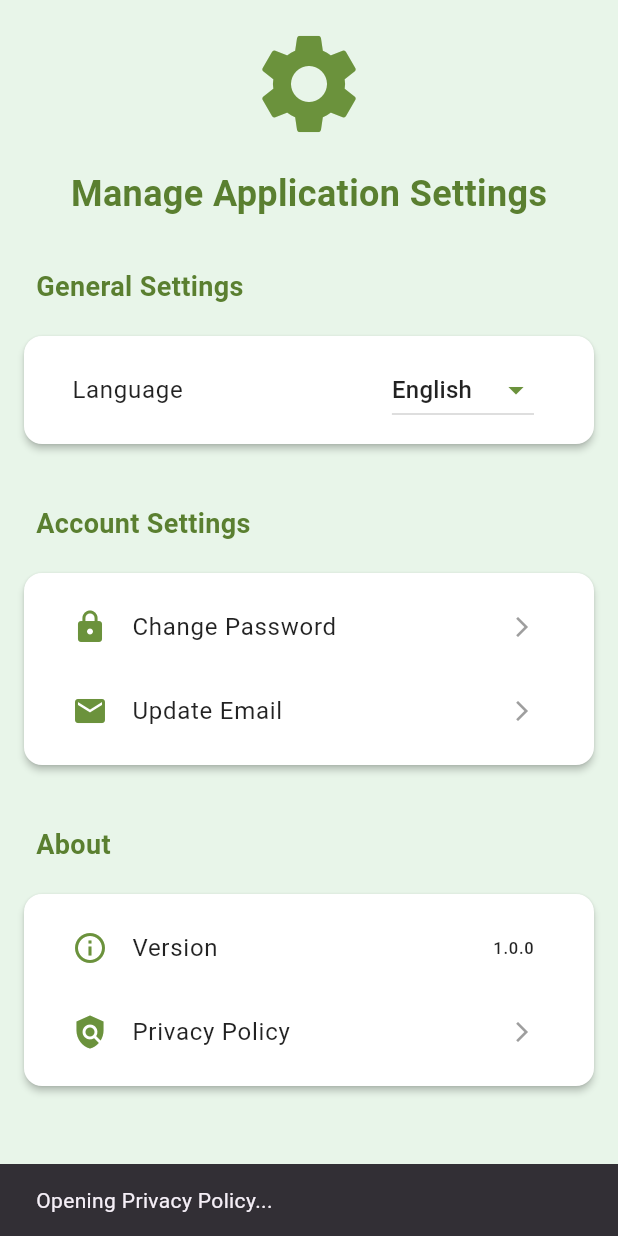
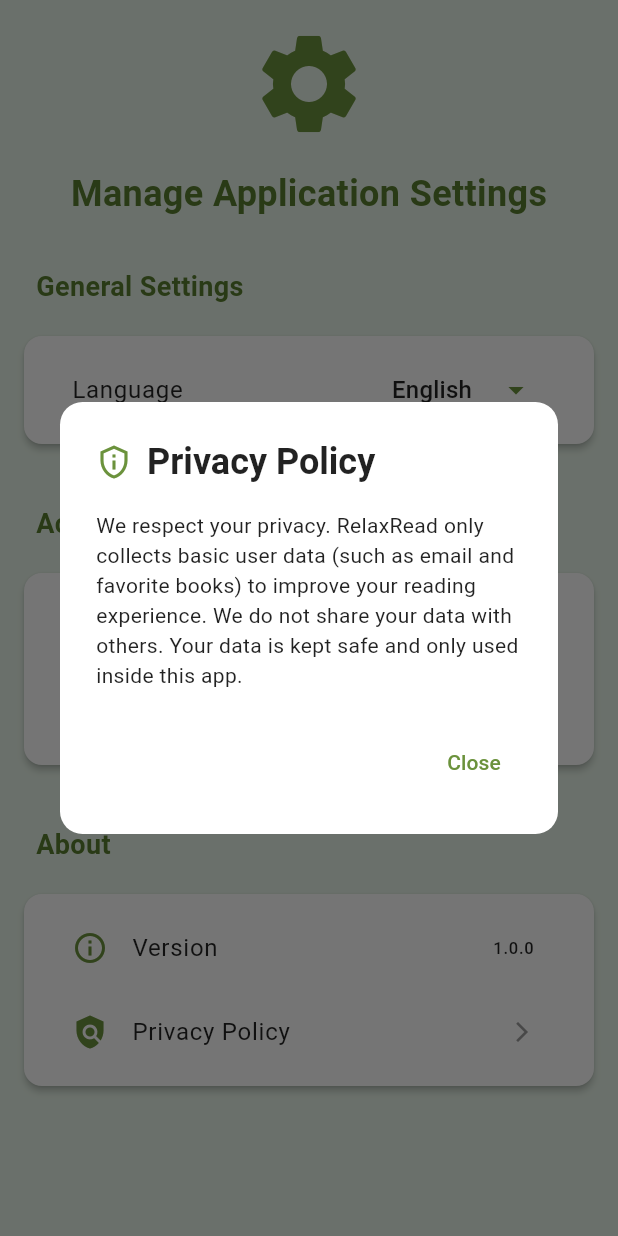
Before and after one commit to Aqilah87/RelaxRead2, a Flutter app: the AdminSettingsPage screen opened directly, after a tap on "Privacy Policy", on a phone screen of 412 x 824 dp. Run offline on Flutter 3.47's test engine with Material 3 defaults, Android fonts, the phone set to English and light mode, and no system bars; our stand-ins replace fl_chart, shared_preferences; accounts and stored records are empty.

Commit message:
update admin page setting - privacy policy

```diff
--- a/relaxread2/lib/admin/manage_books_page.dart
+++ b/relaxread2/lib/admin/manage_books_page.dart
@@ -1,4 +1,3 @@
-// lib/manage_books_page.dart
 import 'package:flutter/material.dart';
 import 'ebook_form_page.dart';
 import 'package:relaxread2/user/book.dart'; // Ensure Book class is imported correctly
--- a/relaxread2/lib/admin/settings_page_admin.dart
+++ b/relaxread2/lib/admin/settings_page_admin.dart
@@ -14,6 +14,71 @@ class _AdminSettingsPageState extends State<AdminSettingsPage> {
   static const Color primaryGreen = Color(0xFF6B923C);
 
   String _selectedLanguage = 'English';
+
+  // Define the showInfoDialog method here
+  void showInfoDialog(
+    BuildContext context,
+    String title,
+    String content,
+    IconData icon,
+  ) {
+    // Access the ThemeProvider to determine current theme mode for the dialog
+    final themeProvider = Provider.of<ThemeProvider>(context, listen: false);
+    final bool isDarkMode = themeProvider.isDarkMode;
+
+    final Color dialogBackgroundColor = isDarkMode
+        ? const Color(0xFF1E1E1E)
+        : Colors.white;
+    final Color dialogTextColor = isDarkMode ? Colors.white70 : Colors.black87;
+    final Color dialogIconColor = isDarkMode
+        ? primaryGreen
+        : primaryGreen; // Can be dynamic too
+    final Color dialogButtonColor =
+        primaryGreen; // Button color usually remains consistent
+
+    showDialog(
+      context: context,
+      builder: (BuildContext context) {
+        return AlertDialog(
+          backgroundColor:
+              dialogBackgroundColor, // Apply dialog background color
+          shape: RoundedRectangleBorder(
+            borderRadius: BorderRadius.circular(15.0),
+          ),
+          title: Row(
+            children: [
+              Icon(icon, color: dialogIconColor),
+              const SizedBox(width: 10),
+              Text(
+                title,
+                style: TextStyle(
+                  color: dialogTextColor,
+                  fontWeight: FontWeight.bold,
+                ),
+              ),
+            ],
+          ),
+          content: Text(
+            content,
+            style: TextStyle(color: dialogTextColor), // Apply dialog text color
+          ),
+          actions: <Widget>[
+            TextButton(
+              onPressed: () {
+                Navigator.of(context).pop();
+              },
+              child: Text(
+                'Close',
+                style: TextStyle(
+                  color: dialogButtonColor,
+                ), // Apply button color
+              ),
+            ),
+          ],
+        );
+      },
+    );
+  }
 
   @override
   Widget build(BuildContext context) {
@@ -268,14 +333,13 @@ class _AdminSettingsPageState extends State<AdminSettingsPage> {
                         color:
                             trailingIconColor, // Apply dynamic trailing icon color
                       ),
-                      onTap: () {
-                        ScaffoldMessenger.of(context).showSnackBar(
-                          const SnackBar(
-                            content: Text('Opening Privacy Policy...'),
-                          ),
-                        );
-                        // Implement navigation/launch URL for privacy policy
-                      },
+                      onTap: () => showInfoDialog(
+                        // This calls the method you just defined
+                        context,
+                        'Privacy Policy',
+                        'We respect your privacy. RelaxRead only collects basic user data (such as email and favorite books) to improve your reading experience. We do not share your data with others. Your data is kept safe and only used inside this app.',
+                        Icons.privacy_tip_outlined,
+                      ),
                     ),
                   ],
                 ),
--- a/relaxread2/lib/user/user_profile.dart
+++ b/relaxread2/lib/user/user_profile.dart
@@ -1,6 +1,6 @@
 import 'package:flutter/material.dart';
 import 'package:provider/provider.dart'; // Import provider
-import 'package:relaxread2/login_page.dart'; // Import the login page for navigation
+import 'package:relaxread2/welcome_page.dart'; // Import the new WelcomePage
 import '../theme_provider.dart'; // Ensure this path is correct for ThemeProvider
 
 class UserProfilePage extends StatefulWidget {
@@ -29,12 +29,12 @@ class _UserProfilePageState extends State<UserProfilePage> {
     ScaffoldMessenger.of(
       context,
     ).showSnackBar(const SnackBar(content: Text('Logged out successfully!')));
-    // After logging out, navigate back to the login page
+    // After logging out, navigate back to the Welcome page
     Navigator.pushReplacement(
       context,
       MaterialPageRoute(
-        builder: (context) => const LoginPage(userType: 'User'),
-      ), // Navigate to User login
+        builder: (context) => const WelcomePage(), // Navigate to WelcomePage
+      ),
     );
   }
 
```
